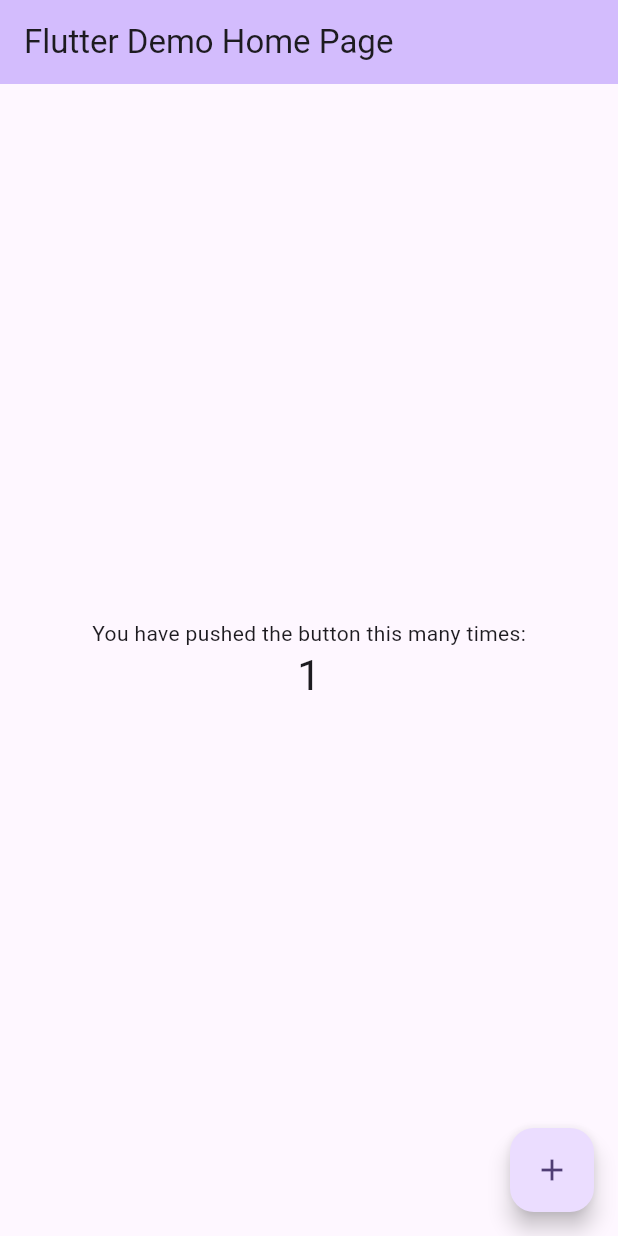
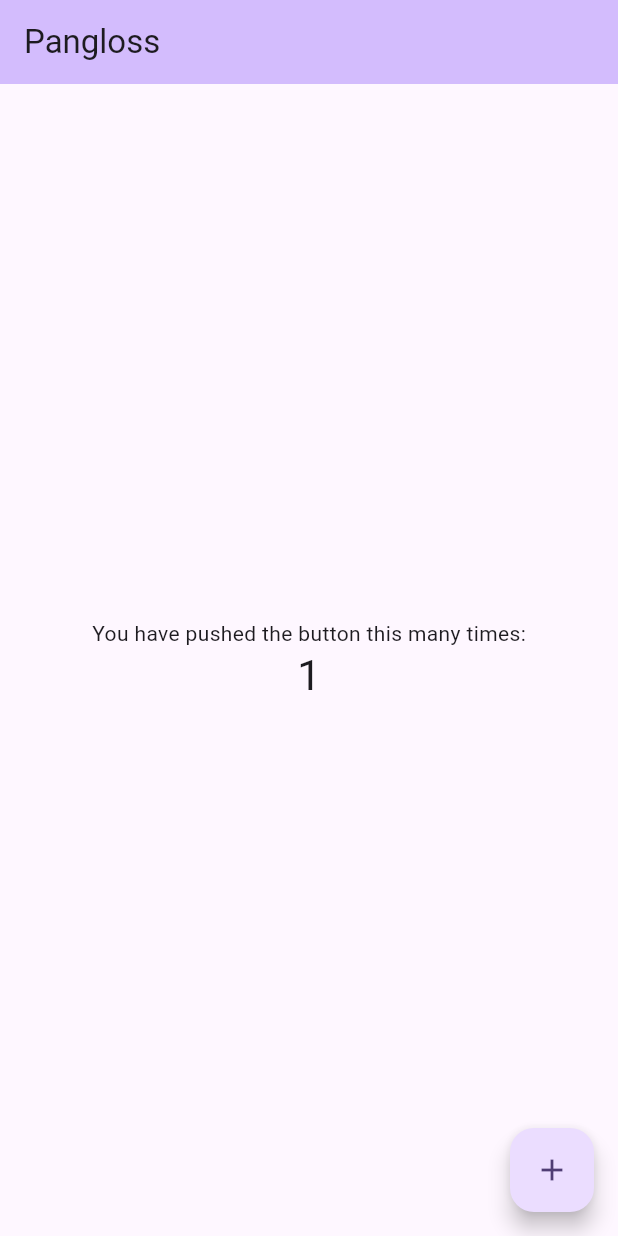
Before and after one commit to Julien101101/Pag, a Flutter app: the screen it shows after launch, after a tap on the "add" icon, on a phone screen of 412 x 824 dp. Run offline on Flutter 3.47's test engine with Material 3 defaults, Android fonts, the phone set to English and light mode, and no system bars; our stand-ins replace firebase_core; missing offline and left inert: firebase; accounts and stored records are empty.

Commit message:
Firebase into main

```diff
--- a/lib/main.dart
+++ b/lib/main.dart
@@ -1,7 +1,11 @@
 import 'package:flutter/material.dart';
+import 'package:firebase_core/firebase_core.dart';
+import 'package:firebase/firebase.dart' as fb;
 
-void main() {
-  runApp(const MyApp());
+void main() async {
+  WidgetsFlutterBinding.ensureInitialized();          // Needed 4
+  await Firebase.initializeApp();                    // Firebase
+  runApp(const MyApp()); //const is optional...
 }
 
 class MyApp extends StatelessWidget {
@@ -11,7 +15,7 @@ class MyApp extends StatelessWidget {
   @override
   Widget build(BuildContext context) {
     return MaterialApp(
-      title: 'Flutter Demo',
+      title: 'Pangloss',
       theme: ThemeData(
         // This is the theme of your application.
         //
@@ -31,7 +35,7 @@ class MyApp extends StatelessWidget {
         colorScheme: ColorScheme.fromSeed(seedColor: Colors.deepPurple),
         useMaterial3: true,
       ),
-      home: const MyHomePage(title: 'Flutter Demo Home Page'),
+      home: const MyHomePage(title: 'Pangloss'),
     );
   }
 }
```
Also changed, not shown: pubspec.yaml (+4 -3 lines), pubspec.lock, 7 other files.
